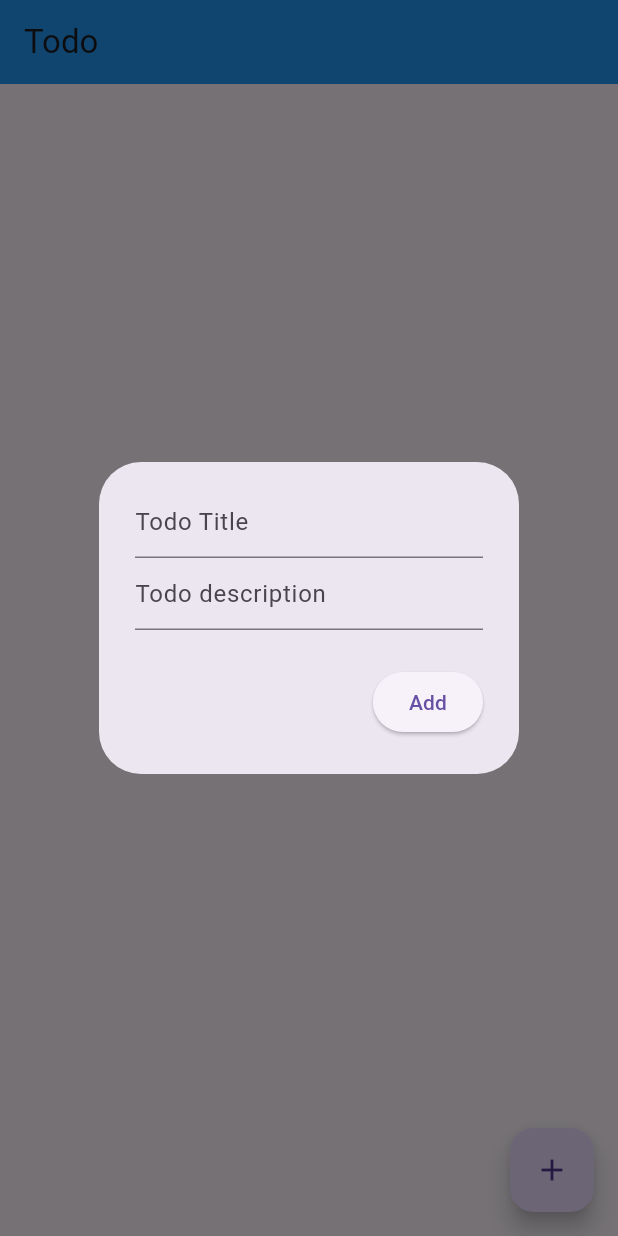
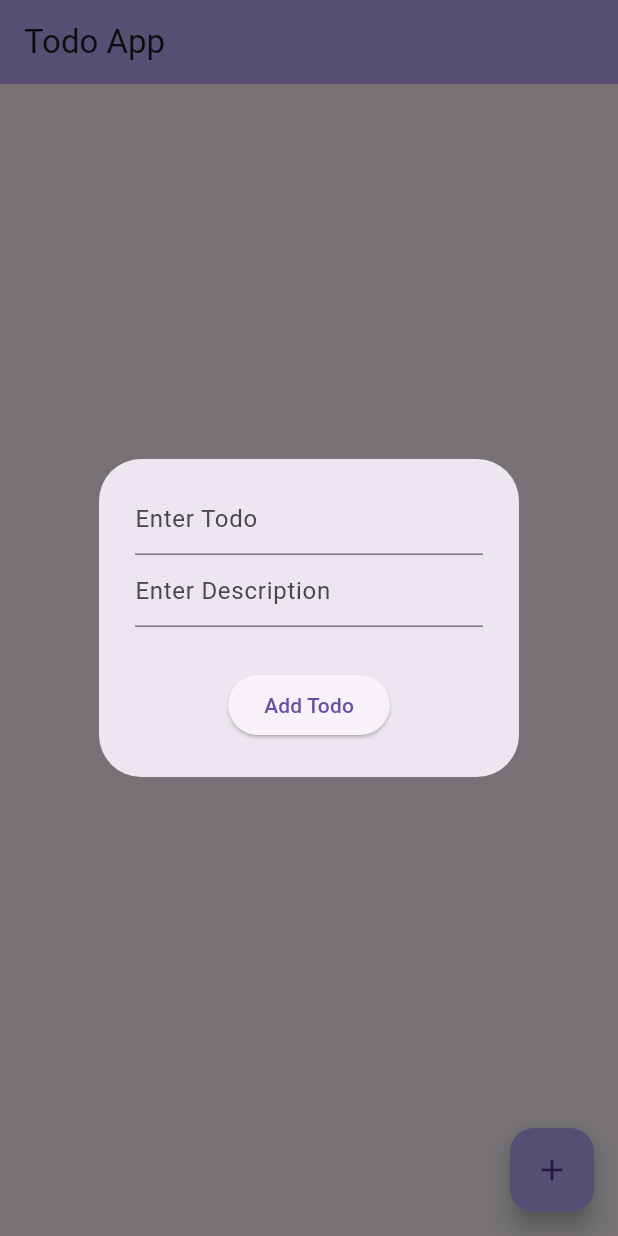
Before and after one commit to tanishachopra15/flutter_database_, a Flutter app: the screen it shows after launch, after a tap on the "add" icon, on a phone screen of 412 x 824 dp. Run offline on Flutter 3.47's test engine with Material 3 defaults, Android fonts, the phone set to English and light mode, and no system bars; our stand-ins replace cloud_firestore, firebase_core; accounts and stored records are empty.

Commit message:
updated todo

```diff
--- a/lib/main.dart
+++ b/lib/main.dart
@@ -1,12 +1,12 @@
+import 'package:FLUTTER_DATABASE_/firebase_options.dart';
+import 'package:FLUTTER_DATABASE_/pages/home_page.dart';
+import 'package:firebase_core/firebase_core.dart';
 import 'package:flutter/material.dart';
-import 'package:firebase_core/firebase_core.dart';
-import 'firebase_options.dart';
-import 'package:cloud_firestore/cloud_firestore.dart';
 
-void main() async {
+Future<void> main() async {
   WidgetsFlutterBinding.ensureInitialized();
   await Firebase.initializeApp(
-    options: DefaultFirebaseOptions.currentPlatform,
+    options: DefaultFirebaseOptions.currentPlatform
   );
   runApp(const MyApp());
 }
@@ -23,147 +23,7 @@ class _MyAppState extends State<MyApp> {
   Widget build(BuildContext context) {
     return const MaterialApp(
       debugShowCheckedModeBanner: false,
-      home: MyHomePage(),
+      home: HomePage(),
     );
   }
 }
-
-class MyHomePage extends StatefulWidget {
-  const MyHomePage({super.key});
-
-  @override
-  State<MyHomePage> createState() => _MyHomePageState();
-}
-
-class _MyHomePageState extends State<MyHomePage> {
-  final TextEditingController textController = TextEditingController();
-  final TextEditingController descController = TextEditingController();
-  final Todo todo = Todo();
-
-  void todoBox({String? docId}) {
-    showDialog(
-        context: context,
-        builder: (context) => AlertDialog(
-              content: Column(
-                mainAxisSize: MainAxisSize.min,
-                mainAxisAlignment: MainAxisAlignment.center,
-                children: [
-                  TextField(
-                    decoration: const InputDecoration(hintText: 'Todo Title'),
-                    controller: textController,
-                  ),
-                  TextField(
-                    decoration:
-                        const InputDecoration(hintText: 'Todo description'),
-                    controller: descController,
-                  )
-                ],
-              ),
-              actions: [
-                ElevatedButton(
-                    onPressed: () {
-                      if (textController.text.isNotEmpty) {
-                        todo.addTodo(textController.text, descController.text);
-                      } else {
-                        todo.editTodo(
-                            docId!, textController.text, descController.text);
-                      }
-                      textController.clear();
-                      descController.clear();
-
-                      Navigator.pop(context);
-                    },
-                    child: const Text('Add'))
-              ],
-            ));
-  }
-
-  @override
-  Widget build(BuildContext context) {
-    return Scaffold(
-      appBar: AppBar(
-        backgroundColor: Colors.blue,
-        title: const Text('Todo'),
-      ),
-      floatingActionButton: FloatingActionButton(
-        onPressed: todoBox,
-        child: const Icon(Icons.add),
-      ),
-      body: Padding(
-        padding: const EdgeInsets.all(20),
-        child: StreamBuilder<QuerySnapshot>(
-          stream: todo.getTodoStream(),
-          builder: (context, snapshot) {
-            if (snapshot.hasData) {
-              List todoList = snapshot.data!.docs;
-              // print(todoList);
-              return ListView.builder(
-                  itemCount: todoList.length,
-                  itemBuilder: (context, index) {
-                    DocumentSnapshot document = todoList[index];
-                    String docId = document.id;
-
-                    Map<String, dynamic> data =
-                        document.data() as Map<String, dynamic>;
-                    // print(data);
-                    String todoText = data['title'];
-                    String descText = data['description'];
-
-                    return ListTile(
-                      title: Text(todoText),
-                      subtitle: Text(descText),
-                      trailing: Row(
-                        mainAxisSize: MainAxisSize.min,
-                        children: [
-                          IconButton(
-                              onPressed: () => todoBox(docId: docId),
-                              icon: const Icon(Icons.edit)),
-                          IconButton(
-                              onPressed: () => todo.deleteTodo(docId),
-                              icon: const Icon(Icons.delete))
-                        ],
-                      ),
-                    );
-                  });
-            } else {
-              return const Text('No todos...');
-            }
-          },
-        ),
-      ),
-    );
-  }
-}
-
-class Todo {
-  CollectionReference todo = FirebaseFirestore.instance.collection('todos');
-
-  Future<void> addTodo(String text, String description) {
-    return todo
-        .add({
-          'title': text,
-          'description': description,
-          'created_at': Timestamp.now()
-        })
-        .then((value) => print('User added'))
-        .catchError((e) => print('error :$e'));
-  }
-
-  Future<void> editTodo(String docId, String newTodo, String newDesc) {
-    return todo.doc(docId).update({
-      'title': newTodo,
-      'description': newDesc,
-      'created_at': Timestamp.now()
-    });
-  }
-
-  Future<void> deleteTodo(String docId) {
-    return todo.doc(docId).delete();
-  }
-
-  Stream<QuerySnapshot> getTodoStream() {
-    final todoStream = todo.orderBy('title', descending: false).snapshots();
-
-    return todoStream;
-  }
-}
--- /dev/null
+++ b/lib/pages/home_page.dart
@@ -0,0 +1,202 @@
+import 'package:FLUTTER_DATABASE_/pages/todo_page.dart';
+import 'package:cloud_firestore/cloud_firestore.dart';
+import 'package:flutter/material.dart';
+
+class HomePage extends StatefulWidget {
+  const HomePage({super.key});
+
+  @override
+  State<HomePage> createState() => _HomePageState();
+}
+
+class _HomePageState extends State<HomePage> {
+  bool isLoading = true;
+  List<Map<String, dynamic>> todos = [];
+  final TextEditingController titleController = TextEditingController();
+  final TextEditingController descController = TextEditingController();
+
+  final todoCollectionRef = FirebaseFirestore.instance.collection("todos");
+
+  void toggleLoading() {
+    setState(() {
+      isLoading = !isLoading;
+    });
+  }
+
+  Future<void> createTodo({
+    required String title,
+    required String description,
+  }) async {
+    try {
+      await todoCollectionRef.add({
+        "title": title,
+        "description": description,
+        "createdAt": Timestamp.now(),
+        "updatedAt": Timestamp.now(),
+      });
+    } catch (e) {
+      print("Error: $e");
+    }
+  }
+
+  Future<List<Map<String, dynamic>>> getTodos() async {
+    final docsRef = await todoCollectionRef.get();
+    return docsRef.docs.map((doc) => {...doc.data(), "id": doc.id}).toList();
+  }
+
+  Future<Map<String, dynamic>?> getTodo(String id) async {
+    final docRef = await todoCollectionRef.doc(id).get();
+    return docRef.data();
+  }
+
+  Future<void> updateTodo(
+    String id, {
+    String? title,
+    String? description,
+  }) async {
+    return todoCollectionRef.doc(id).update(
+      {
+        if (title != null) "title": title,
+        if (description != null) "description": description,
+      },
+    );
+  }
+
+  Future<void> deleteTodo(String id) async {
+    return await todoCollectionRef.doc(id).delete();
+  }
+
+  @override
+  void initState() {
+    super.initState();
+    getData();
+  }
+
+  getData() async {
+    todos = await getTodos();
+    setState(() {
+      isLoading = false;
+    });
+  }
+
+  void openTodoBox({String? docID}) {
+    showDialog(
+      context: context,
+      builder: (context) => AlertDialog(
+        // backgroundColor: Colors.transparent,
+        content: SizedBox(
+          height: 100,
+          child: Column(
+            children: <Widget>[
+              TextField(
+                controller: titleController,
+                decoration: const InputDecoration(
+                  hintText: 'Enter Todo',
+                ),
+              ),
+              TextField(
+                controller: descController,
+                decoration: const InputDecoration(
+                  hintText: 'Enter Description',
+                ),
+              ),
+            ],
+          ),
+        ),
+        actions: [
+          Center(
+            child: ElevatedButton(
+                onPressed: () async {
+                  Navigator.of(context).pop();
+                  toggleLoading();
+                  if (docID == null) {
+                    await createTodo(
+                        title: titleController.text,
+                        description: descController.text);
+                  } else {
+                    await updateTodo(docID,
+                        title: titleController.text,
+                        description: descController.text);
+                  }
+                  getData();
+                  titleController.clear();
+                  descController.clear();
+                },
+                child: Text("${docID == null ? "Add" : "Update"} Todo")),
+          )
+        ],
+      ),
+    ).whenComplete(() {
+      titleController.clear();
+      descController.clear();
+    });
+  }
+
+  @override
+  Widget build(BuildContext context) {
+    return Scaffold(
+      appBar: AppBar(
+        backgroundColor: const Color.fromARGB(255, 189, 172, 250),
+        title: const Text('Todo App'),
+      ),
+      body: Center(
+          child: isLoading
+              ? const CircularProgressIndicator()
+              : ListView.builder(
+                  itemCount: todos.length,
+                  itemBuilder: (context, index) {
+                    final todo = todos[index];
+                    return ListTile(
+                      title: Text(todo['title']),
+                      subtitle: Text(todo['description']),
+                      trailing: Row(
+                        mainAxisSize: MainAxisSize.min,
+                        children: [
+                          IconButton(
+                            onPressed: () {
+                              titleController.text = todo['title'];
+                              descController.text = todo['description'];
+                              openTodoBox(docID: todo['id']);
+                            },
+                            icon: const Icon(
+                              Icons.edit,
+                            ),
+                          ),
+                          IconButton(
+                            onPressed: () async {
+                              toggleLoading();
+                              await deleteTodo(todo['id']);
+                              getData();
+                            },
+                            icon: const Icon(
+                              Icons.delete,
+                              color: Colors.red,
+                            ),
+                          ),
+                        ],
+                      ),
+                      onTap: () {
+                        Navigator.push(
+                          context,
+                          MaterialPageRoute(
+                            builder: (context) => TodoViewer(
+                                todo: todo,
+                                onDelete: (String id) async {
+                                  toggleLoading();
+                                  await deleteTodo(id);
+                                  getData();
+                                }),
+                          ),
+                        );
+                      },
+                    );
+                  },
+                )),
+      floatingActionButton: FloatingActionButton(
+        backgroundColor: const Color.fromARGB(255, 189, 172, 250),
+        onPressed: openTodoBox,
+        child: const Icon(Icons.add),
+      ),
+    );
+  }
+}
```
Also changed, not shown: lib/pages/todo_page.dart (added, +38 -0 lines).
